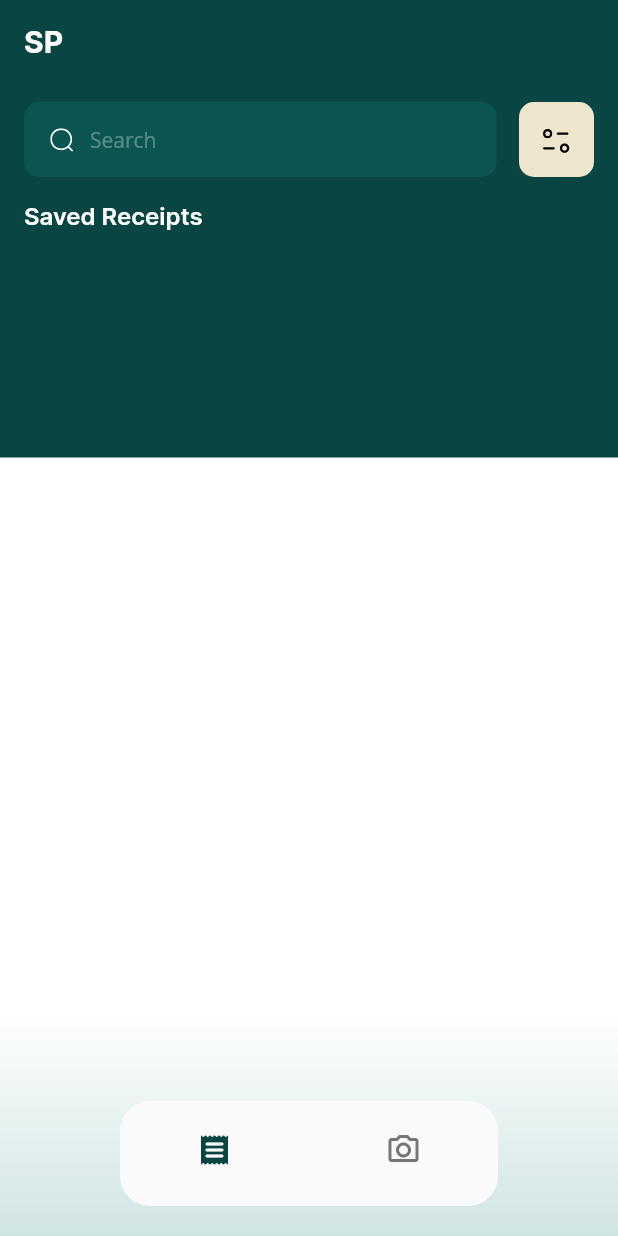
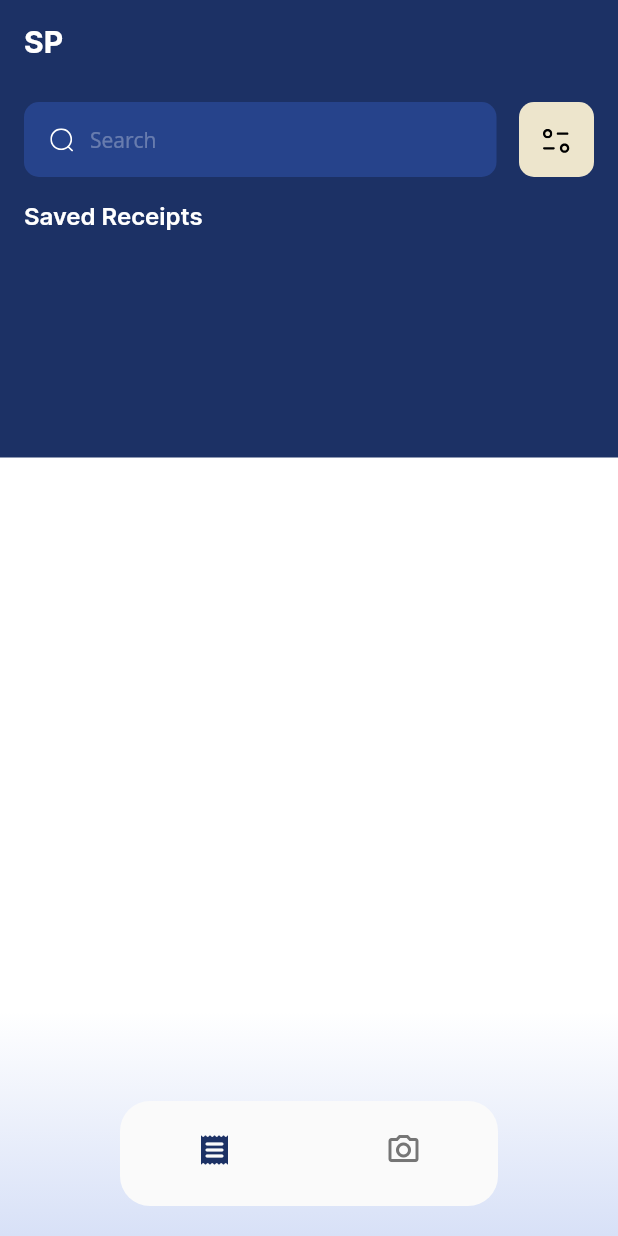
Before and after one commit to keijeizei/SP-App, a Flutter app: the screen it shows after launch, on a phone screen of 412 x 824 dp. Run offline on Flutter 3.47's test engine with Material 2 defaults, Android fonts, the phone set to English and light mode, and no system bars; our stand-ins replace camera, flutter_svg, sqflite; missing offline and left inert: google_mlkit_text_recognition, image_crop; accounts and stored records are empty.

Commit message:
Change color scheme

```diff
--- a/lib/views/utils/AppColor.dart
+++ b/lib/views/utils/AppColor.dart
@@ -1,14 +1,14 @@
 import 'package:flutter/material.dart';
 
 class AppColor {
-  static Color primary = Color(0xFF094542);
-  static Color primarySoft = Color(0xFF0B5551);
-  static Color primaryExtraSoft = Color(0xFFEEF4F4);
-  static Color secondary = Color(0xFFEDE5CC);
-  static Color whiteSoft = Color(0xFFF8F8F8);
+  static Color primary = const Color(0xFF1C3165);
+  static Color primarySoft = const Color(0xFF26438B);
+  static Color primaryExtraSoft = const Color(0xFFEEF4F4);
+  static Color secondary = const Color(0xFFEDE5CC);
+  static Color whiteSoft = const Color(0xFFF8F8F8);
   static LinearGradient bottomShadow = LinearGradient(colors: [
-    Color(0xFF107873).withOpacity(0.2),
-    Color(0xFF107873).withOpacity(0)
+    const Color(0xFF3A67D7).withOpacity(0.2),
+    const Color(0xFF3A67D7).withOpacity(0)
   ], begin: Alignment.bottomCenter, end: Alignment.topCenter);
   static LinearGradient linearBlackBottom = LinearGradient(
       colors: [Colors.black.withOpacity(0.45), Colors.black.withOpacity(0)],
```
